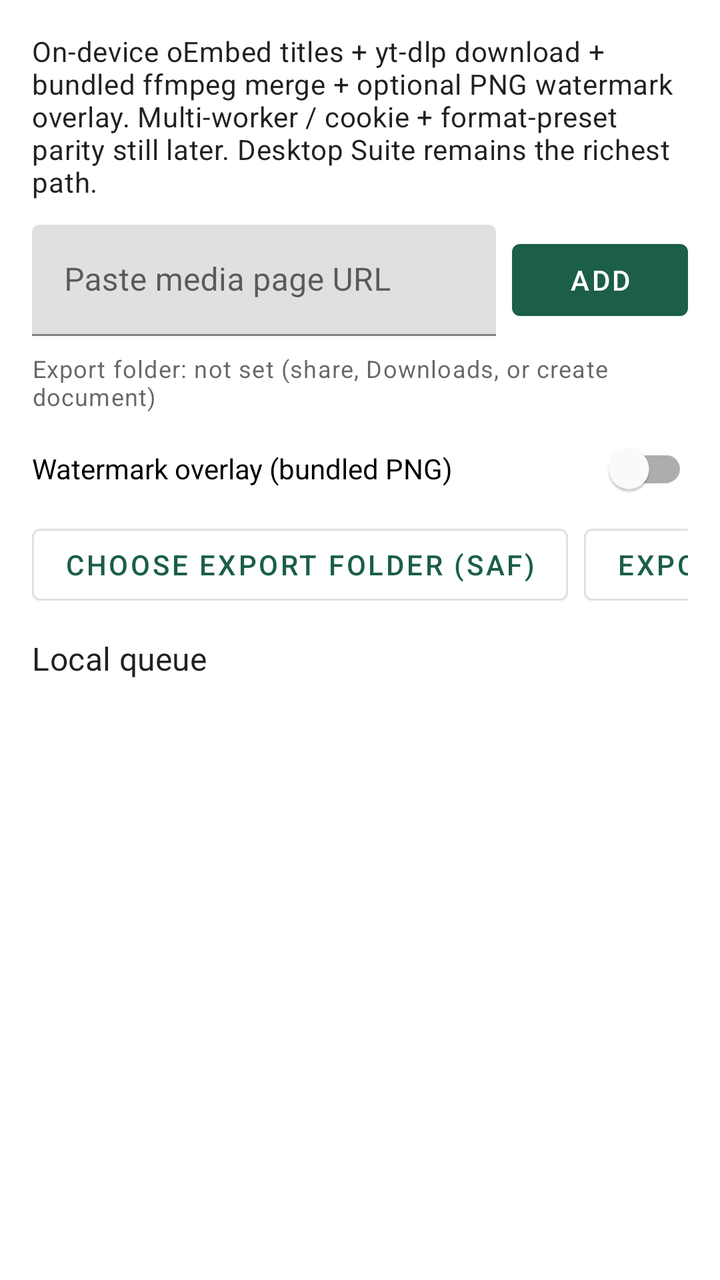
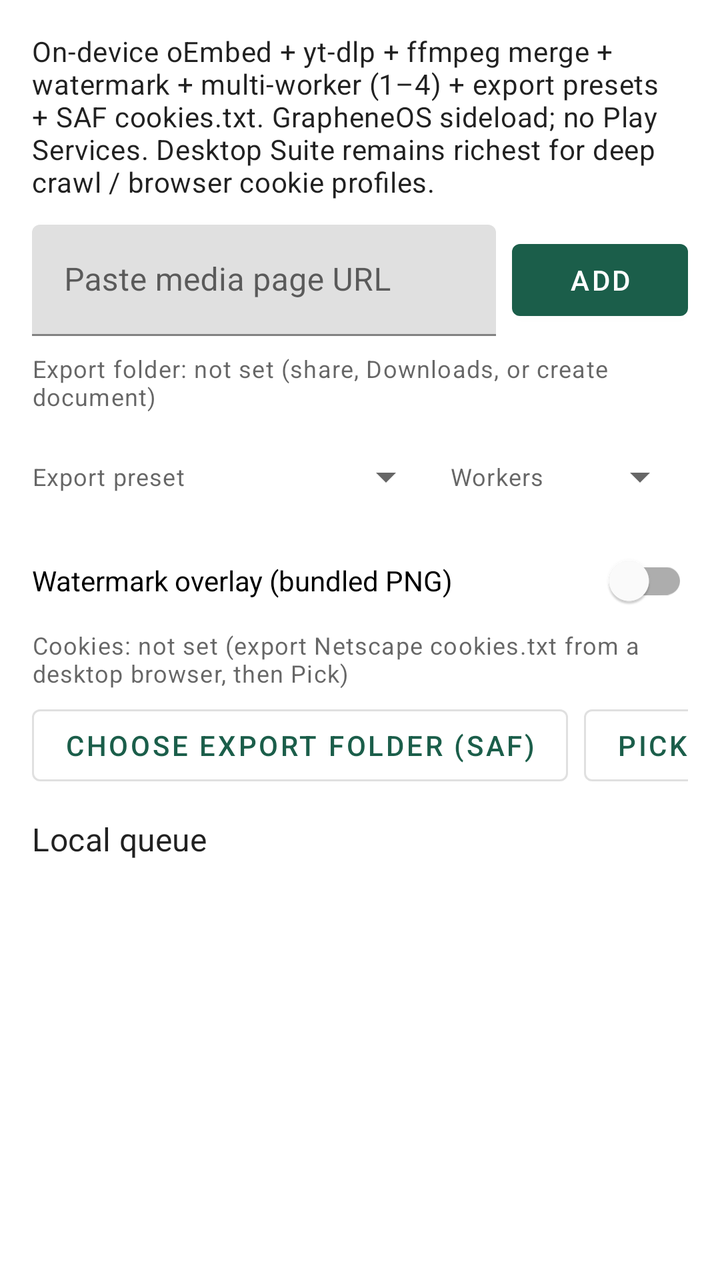

Two renders of the same Android screen: before a commit and after it. Below are the layout's source before the change and the commit's diff.
<!-- AndroidManifest.xml: application theme Theme.YTSCompanion -->
<!-- res/layout/activity_main.xml -->
<?xml version="1.0" encoding="utf-8"?>
<LinearLayout xmlns:android="http://schemas.android.com/apk/res/android"
    xmlns:tools="http://schemas.android.com/tools"
    android:layout_width="match_parent"
    android:layout_height="match_parent"
    android:orientation="vertical"
    android:padding="16dp"
    tools:context=".MainActivity">

    <TextView
        android:id="@+id/parityNote"
        android:layout_width="match_parent"
        android:layout_height="wrap_content"
        android:paddingBottom="12dp"
        android:text="@string/parity_note"
        android:textAppearance="?attr/textAppearanceBody2" />

    <LinearLayout
        android:layout_width="match_parent"
        android:layout_height="wrap_content"
        android:orientation="horizontal">

        <com.google.android.material.textfield.TextInputLayout
            android:layout_width="0dp"
            android:layout_height="wrap_content"
            android:layout_weight="1"
            android:hint="@string/url_hint">

            <com.google.android.material.textfield.TextInputEditText
                android:id="@+id/urlInput"
                android:layout_width="match_parent"
                android:layout_height="wrap_content"
                android:inputType="textUri"
                android:imeOptions="actionDone"
                android:maxLines="3" />
        </com.google.android.material.textfield.TextInputLayout>

        <com.google.android.material.button.MaterialButton
            android:id="@+id/addButton"
            android:layout_width="wrap_content"
            android:layout_height="wrap_content"
            android:layout_gravity="center_vertical"
            android:layout_marginStart="8dp"
            android:text="@string/add_url" />
    </LinearLayout>

    <TextView
        android:id="@+id/exportFolderLabel"
        android:layout_width="match_parent"
        android:layout_height="wrap_content"
        android:paddingTop="8dp"
        android:paddingBottom="4dp"
        android:text="@string/export_folder_none"
        android:textAppearance="?attr/textAppearanceCaption" />

    <com.google.android.material.switchmaterial.SwitchMaterial
        android:id="@+id/watermarkSwitch"
        android:layout_width="match_parent"
        android:layout_height="wrap_content"
        android:paddingTop="4dp"
        android:paddingBottom="4dp"
        android:text="@string/watermark_toggle" />

    <HorizontalScrollView
        android:layout_width="match_parent"
        android:layout_height="wrap_content"
        android:scrollbars="none">

        <LinearLayout
            android:layout_width="wrap_content"
            android:layout_height="wrap_content"
            android:orientation="horizontal">

            <com.google.android.material.button.MaterialButton
                android:id="@+id/pickFolderButton"
                style="@style/Widget.MaterialComponents.Button.OutlinedButton"
                android:layout_width="wrap_content"
                android:layout_height="wrap_content"
                android:text="@string/pick_export_folder" />

            <com.google.android.material.button.MaterialButton
                android:id="@+id/exportButton"
                style="@style/Widget.MaterialComponents.Button.OutlinedButton"
                android:layout_width="wrap_content"
                android:layout_height="wrap_content"
                android:layout_marginStart="8dp"
                android:text="@string/export_inbox" />

            <com.google.android.material.button.MaterialButton
                android:id="@+id/exportDownloadsButton"
                style="@style/Widget.MaterialComponents.Button.OutlinedButton"
                android:layout_width="wrap_content"
                android:layout_height="wrap_content"
                android:layout_marginStart="8dp"
                android:text="@string/export_downloads" />

            <com.google.android.material.button.MaterialButton
                android:id="@+id/shareButton"
                style="@style/Widget.MaterialComponents.Button.OutlinedButton"
                android:layout_width="wrap_content"
                android:layout_height="wrap_content"
                android:layout_marginStart="8dp"
                android:text="@string/share_payload" />

            <com.google.android.material.button.MaterialButton
                android:id="@+id/downloadQueueButton"
                style="@style/Widget.MaterialComponents.Button.OutlinedButton"
                android:layout_width="wrap_content"
                android:layout_height="wrap_content"
                android:layout_marginStart="8dp"
                android:text="@string/download_queue" />

            <com.google.android.material.button.MaterialButton
                android:id="@+id/clearButton"
                style="@style/Widget.MaterialComponents.Button.TextButton"
                android:layout_width="wrap_content"
                android:layout_height="wrap_content"
                android:layout_marginStart="8dp"
                android:text="@string/clear_queue" />
        </LinearLayout>
    </HorizontalScrollView>

    <TextView
        android:layout_width="match_parent"
        android:layout_height="wrap_content"
        android:paddingTop="12dp"
        android:paddingBottom="4dp"
        android:text="@string/queue_title"
        android:textAppearance="?attr/textAppearanceSubtitle1" />

    <TextView
        android:id="@+id/emptyLabel"
        android:layout_width="match_parent"
        android:layout_height="wrap_content"
        android:padding="8dp"
        android:text="@string/empty_queue"
        android:visibility="gone" />

    <androidx.recyclerview.widget.RecyclerView
        android:id="@+id/queueList"
        android:layout_width="match_parent"
        android:layout_height="0dp"
        android:layout_weight="1"
        tools:listitem="@layout/item_queue" />
</LinearLayout>
<!-- res/layout/item_queue.xml (included above) -->
<?xml version="1.0" encoding="utf-8"?>
<LinearLayout xmlns:android="http://schemas.android.com/apk/res/android"
    android:layout_width="match_parent"
    android:layout_height="wrap_content"
    android:gravity="center_vertical"
    android:orientation="horizontal"
    android:paddingVertical="8dp">

    <LinearLayout
        android:layout_width="0dp"
        android:layout_height="wrap_content"
        android:layout_weight="1"
        android:orientation="vertical">

        <TextView
            android:id="@+id/itemTitle"
            android:layout_width="match_parent"
            android:layout_height="wrap_content"
            android:ellipsize="end"
            android:maxLines="2"
            android:textAppearance="?attr/textAppearanceBody1" />

        <TextView
            android:id="@+id/itemUrl"
            android:layout_width="match_parent"
            android:layout_height="wrap_content"
            android:ellipsize="middle"
            android:maxLines="2"
            android:textAppearance="?attr/textAppearanceCaption" />

        <TextView
            android:id="@+id/itemStatus"
            android:layout_width="match_parent"
            android:layout_height="wrap_content"
            android:ellipsize="end"
            android:maxLines="1"
            android:textAppearance="?attr/textAppearanceCaption"
            android:visibility="gone" />
    </LinearLayout>

    <com.google.android.material.button.MaterialButton
        android:id="@+id/downloadButton"
        style="@style/Widget.MaterialComponents.Button.TextButton"
        android:layout_width="wrap_content"
        android:layout_height="wrap_content"
        android:minWidth="0dp"
        android:text="@string/download_one" />

    <com.google.android.material.button.MaterialButton
        android:id="@+id/removeButton"
        style="@style/Widget.MaterialComponents.Button.TextButton"
        android:layout_width="wrap_content"
        android:layout_height="wrap_content"
        android:text="@string/remove" />
</LinearLayout>
<!-- resources referenced by this layout -->
<resources>
  <string name="add_url">Add</string>
  <string name="clear_queue">Clear queue</string>
  <string name="download_one">DL</string>
  <string name="download_queue">Download queue</string>
  <string name="empty_queue">Queue is empty. Paste a URL or share a link into this app.</string>
  <string name="export_downloads">Export to Downloads</string>
  <string name="export_folder_none">Export folder: not set (share, Downloads, or create document)</string>
  <string name="export_inbox">Export inbox file</string>
  <string name="parity_note">On-device oEmbed titles + yt-dlp download + bundled ffmpeg merge + optional PNG watermark overlay. Multi-worker / cookie + format-preset parity still later. Desktop Suite remains the richest path.</string>
  <string name="pick_export_folder">Choose export folder (SAF)</string>
  <string name="queue_title">Local queue</string>
  <string name="remove">Remove</string>
  <string name="share_payload">Share payload</string>
  <string name="url_hint">Paste media page URL</string>
  <string name="watermark_toggle">Watermark overlay (bundled PNG)</string>
  <style name="Theme.YTSCompanion" parent="Theme.MaterialComponents.DayNight.DarkActionBar">
          <item name="colorPrimary">#1B5E4A</item>
          <item name="colorPrimaryVariant">#0F3D30</item>
          <item name="colorOnPrimary">#FFFFFF</item>
          <item name="colorSecondary">#3D7A6A</item>
          <item name="android:statusBarColor">#0F3D30</item>
      </style>
</resources>

<!-- the commit's change to res/layout/activity_main.xml (unified diff, before → after) -->
@@ -53,6 +53,45 @@
         android:text="@string/export_folder_none"
         android:textAppearance="?attr/textAppearanceCaption" />
 
+    <LinearLayout
+        android:layout_width="match_parent"
+        android:layout_height="wrap_content"
+        android:orientation="horizontal"
+        android:paddingTop="4dp"
+        android:paddingBottom="4dp">
+
+        <TextView
+            android:layout_width="wrap_content"
+            android:layout_height="wrap_content"
+            android:layout_gravity="center_vertical"
+            android:paddingEnd="8dp"
+            android:text="@string/preset_label"
+            android:textAppearance="?attr/textAppearanceCaption" />
+
+        <Spinner
+            android:id="@+id/presetSpinner"
+            android:layout_width="0dp"
+            android:layout_height="wrap_content"
+            android:layout_weight="1"
+            android:minHeight="48dp" />
+
+        <TextView
+            android:layout_width="wrap_content"
+            android:layout_height="wrap_content"
+            android:layout_gravity="center_vertical"
+            android:paddingStart="8dp"
+            android:paddingEnd="8dp"
+            android:text="@string/workers_label"
+            android:textAppearance="?attr/textAppearanceCaption" />
+
+        <Spinner
+            android:id="@+id/workersSpinner"
+            android:layout_width="wrap_content"
+            android:layout_height="wrap_content"
+            android:minHeight="48dp"
+            android:minWidth="64dp" />
+    </LinearLayout>
+
     <com.google.android.material.switchmaterial.SwitchMaterial
         android:id="@+id/watermarkSwitch"
         android:layout_width="match_parent"
@@ -61,6 +100,14 @@
         android:paddingBottom="4dp"
         android:text="@string/watermark_toggle" />
 
+    <TextView
+        android:id="@+id/cookieLabel"
+        android:layout_width="match_parent"
+        android:layout_height="wrap_content"
+        android:paddingBottom="4dp"
+        android:text="@string/cookies_label_none"
+        android:textAppearance="?attr/textAppearanceCaption" />
+
     <HorizontalScrollView
         android:layout_width="match_parent"
         android:layout_height="wrap_content"
@@ -77,6 +124,22 @@
                 android:layout_width="wrap_content"
                 android:layout_height="wrap_content"
                 android:text="@string/pick_export_folder" />
+
+            <com.google.android.material.button.MaterialButton
+                android:id="@+id/pickCookiesButton"
+                style="@style/Widget.MaterialComponents.Button.OutlinedButton"
+                android:layout_width="wrap_content"
+                android:layout_height="wrap_content"
+                android:layout_marginStart="8dp"
+                android:text="@string/pick_cookies" />
+
+            <com.google.android.material.button.MaterialButton
+                android:id="@+id/clearCookiesButton"
+                style="@style/Widget.MaterialComponents.Button.TextButton"
+                android:layout_width="wrap_content"
+                android:layout_height="wrap_content"
+                android:layout_marginStart="8dp"
+                android:text="@string/clear_cookies" />
 
             <com.google.android.material.button.MaterialButton
                 android:id="@+id/exportButton"
<!-- resource entries referenced after the edit -->
@@ -1,20 +1,25 @@
 <!-- resources referenced by this layout -->
 <resources>
   <string name="add_url">Add</string>
+  <string name="clear_cookies">Clear cookies</string>
   <string name="clear_queue">Clear queue</string>
+  <string name="cookies_label_none">Cookies: not set (export Netscape cookies.txt from a desktop browser, then Pick)</string>
   <string name="download_one">DL</string>
   <string name="download_queue">Download queue</string>
   <string name="empty_queue">Queue is empty. Paste a URL or share a link into this app.</string>
   <string name="export_downloads">Export to Downloads</string>
   <string name="export_folder_none">Export folder: not set (share, Downloads, or create document)</string>
   <string name="export_inbox">Export inbox file</string>
-  <string name="parity_note">On-device oEmbed titles + yt-dlp download + bundled ffmpeg merge + optional PNG watermark overlay. Multi-worker / cookie + format-preset parity still later. Desktop Suite remains the richest path.</string>
+  <string name="parity_note">On-device oEmbed + yt-dlp + ffmpeg merge + watermark + multi-worker (1–4) + export presets + SAF cookies.txt. GrapheneOS sideload; no Play Services. Desktop Suite remains richest for deep crawl / browser cookie profiles.</string>
+  <string name="pick_cookies">Pick cookies.txt (SAF)</string>
   <string name="pick_export_folder">Choose export folder (SAF)</string>
+  <string name="preset_label">Export preset</string>
   <string name="queue_title">Local queue</string>
   <string name="remove">Remove</string>
   <string name="share_payload">Share payload</string>
   <string name="url_hint">Paste media page URL</string>
   <string name="watermark_toggle">Watermark overlay (bundled PNG)</string>
+  <string name="workers_label">Workers</string>
   <style name="Theme.YTSCompanion" parent="Theme.MaterialComponents.DayNight.DarkActionBar">
           <item name="colorPrimary">#1B5E4A</item>
           <item name="colorPrimaryVariant">#0F3D30</item>
